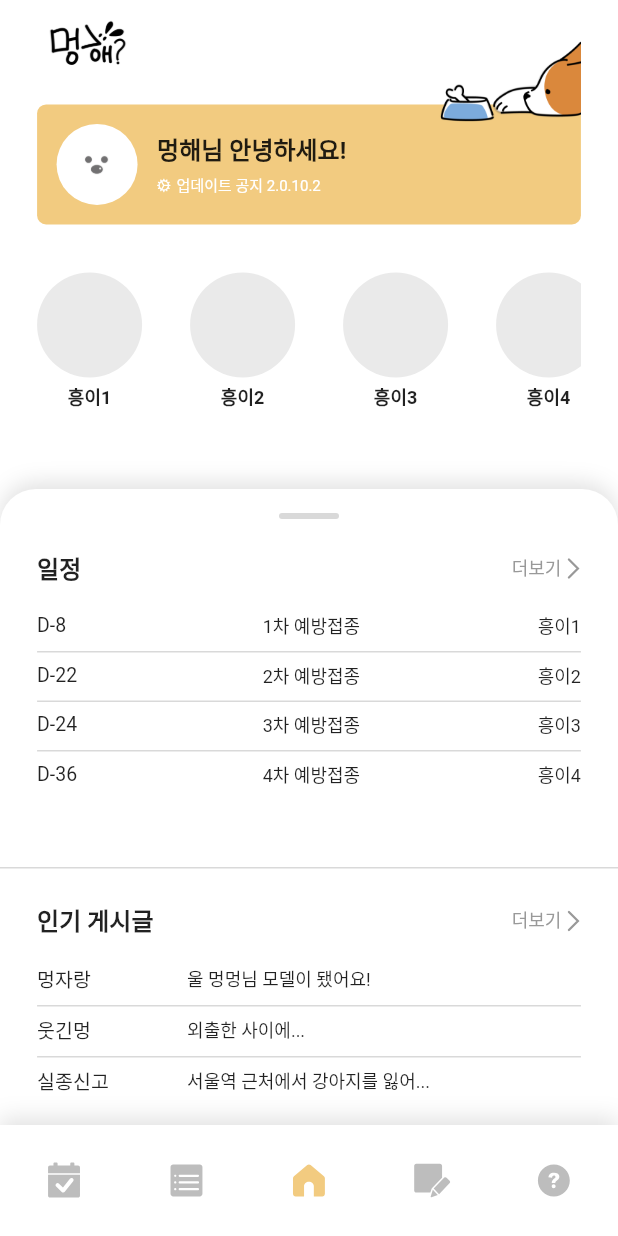
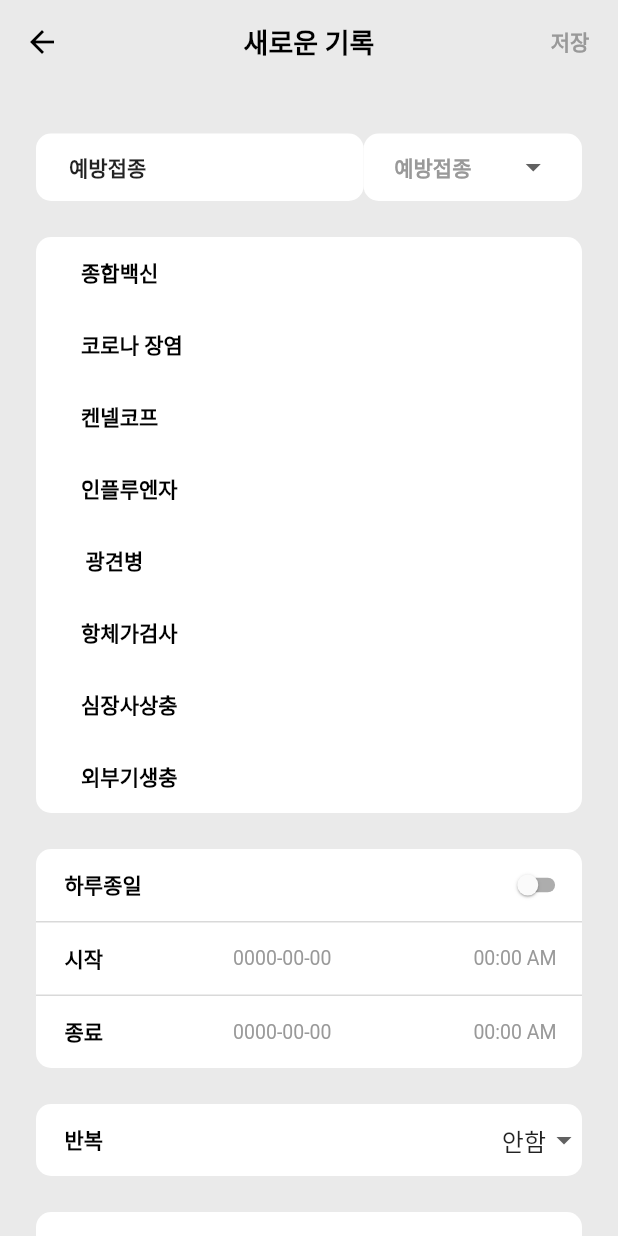
Before and after one commit to potato-club/meonghae_front, a Flutter app: the screen it shows after launch, on a phone screen of 412 x 824 dp. Run offline on Flutter 3.47's test engine with Material 2 defaults, Android fonts, the phone set to English and light mode, and no system bars; our stand-ins replace carousel_slider, flutter_svg, image_picker, table_calendar, video_player; missing offline and left inert: kakao_flutter_sdk_user.

Commit message:
feat. calender_info_screen 퍼블리싱 구현 #25

```diff
--- a/lib/main.dart
+++ b/lib/main.dart
@@ -2,7 +2,7 @@ import 'package:flutter/material.dart';
 import 'package:intl/date_symbol_data_local.dart';
 import 'package:kakao_flutter_sdk_user/kakao_flutter_sdk_user.dart';
 import 'package:flutter/services.dart';
-import 'package:meonghae_front/screens/main_screen.dart';
+import 'package:meonghae_front/screens/calendar_info_screen.dart';
 
 void main() async {
   // 카카오 앱의 클라이언트 ID를 설정
@@ -26,7 +26,7 @@ class MyApp extends StatelessWidget {
     return const MaterialApp(
       locale: Locale('ko', 'KR'),
       title: 'Meonghae?',
-      home: MainScreen(),
+      home: CalenderInfoScreen(),
     );
   }
 }
--- /dev/null
+++ b/lib/screens/calendar_info_screen.dart
@@ -0,0 +1,546 @@
+import 'package:flutter/material.dart';
+import 'package:meonghae_front/themes/customColor.dart';
+import 'package:intl/intl.dart';
+
+class CalenderInfoScreen extends StatefulWidget {
+  const CalenderInfoScreen({super.key});
+
+  @override
+  State<CalenderInfoScreen> createState() => _CalenderInfoScreenState();
+}
+
+class _CalenderInfoScreenState extends State<CalenderInfoScreen> {
+  List<String> textButtonData = [
+    '종합백신',
+    '코로나 장염',
+    '켄넬코프',
+    '인플루엔자',
+    '광견병 ',
+    '항체가검사',
+    '심장사상충',
+    '외부기생충',
+  ];
+  int selectedIndex = -1;
+
+  List<String> dropdownList = ['예방접종', '구충제 바르기', '건강검진', '기타'];
+  String selectedDropdown = '예방접종';
+
+  List<String> repeatList = ['안함', '1번', '2번'];
+  String selectedRepeatList = '안함';
+
+  List<String> informList = ['안함', '1번', '2번'];
+  String selectedInformList = '안함';
+
+  bool _isAlways = false;
+  DateTime? _selectedStartDate;
+  DateTime? _selectedFinishDate;
+
+  void _selectStartDate(BuildContext context) async {
+    final DateTime? pickedDate = await showDatePicker(
+      context: context,
+      initialDate: DateTime.now(),
+      firstDate: DateTime(2000),
+      lastDate: DateTime(2100),
+    );
+
+    if (pickedDate != null) {
+      setState(() {
+        _selectedStartDate = pickedDate;
+      });
+    }
+  }
+
+  void _selectFinishDate(BuildContext context) async {
+    final DateTime? pickedDate = await showDatePicker(
+      context: context,
+      initialDate: DateTime.now(),
+      firstDate: DateTime(2000),
+      lastDate: DateTime(2100),
+    );
+
+    if (pickedDate != null) {
+      setState(() {
+        _selectedFinishDate = pickedDate;
+      });
+    }
+  }
+
+  TimeOfDay? _selectedStartTime;
+  TimeOfDay? _selectedFinishTime;
+
+  Future<void> _selectStartTime(BuildContext context) async {
+    print(_textEditingController.text);
+
+    final TimeOfDay? pickedTime = await showTimePicker(
+      context: context,
+      initialTime: TimeOfDay.now(),
+    );
+
+    if (pickedTime != null) {
+      setState(() {
+        _selectedStartTime = pickedTime;
+      });
+    }
+  }
+
+  Future<void> _selectFinishTime(BuildContext context) async {
+    final TimeOfDay? pickedTime = await showTimePicker(
+      context: context,
+      initialTime: TimeOfDay.now(),
+    );
+
+    if (pickedTime != null) {
+      setState(() {
+        _selectedFinishTime = pickedTime;
+      });
+    }
+  }
+
+  final TextEditingController _textEditingController = TextEditingController();
+
+  @override
+  Widget build(BuildContext context) {
+    return Scaffold(
+      backgroundColor: CustomColor.ivoey2,
+      appBar: AppBar(
+        elevation: 0,
+        backgroundColor: CustomColor.ivoey2,
+        centerTitle: true,
+        leading: IconButton(
+          icon: const Icon(Icons.arrow_back),
+          color: CustomColor.black1,
+          onPressed: () {},
+        ),
+        title: const Text(
+          '새로운 기록',
+          style: TextStyle(
+            color: CustomColor.black1,
+            fontSize: 18,
+            fontWeight: FontWeight.w700,
+          ),
+        ),
+        actions: [
+          TextButton(
+            child: const Text(
+              '저장',
+              style: TextStyle(
+                  color: CustomColor.gray,
+                  fontSize: 14,
+                  fontWeight: FontWeight.w700),
+            ),
+            onPressed: () {},
+          ),
+        ],
+      ),
+      body: Padding(
+        padding: const EdgeInsets.symmetric(horizontal: 24),
+        child: SingleChildScrollView(
+          child: Column(
+            children: [
+              const SizedBox(
+                height: 33,
+              ),
+              Row(
+                mainAxisAlignment: MainAxisAlignment.spaceBetween,
+                children: [
+                  Expanded(
+                    flex: 6,
+                    child: Container(
+                      height: 45,
+                      decoration: BoxDecoration(
+                        color: Colors.white,
+                        borderRadius: BorderRadius.circular(10),
+                      ),
+                      child: Align(
+                        alignment: Alignment.centerLeft,
+                        child: Padding(
+                          padding: const EdgeInsets.only(left: 22),
+                          child: Text(
+                            selectedDropdown,
+                            style: const TextStyle(
+                              fontSize: 14,
+                              fontWeight: FontWeight.w700,
+                            ),
+                          ),
+                        ),
+                      ),
+                    ),
+                  ),
+                  Flexible(
+                    flex: 4,
+                    child: Container(
+                      height: 45,
+                      decoration: BoxDecoration(
+                        color: Colors.white,
+                        borderRadius: BorderRadius.circular(10),
+                      ),
+                      child: Center(
+                        child: DropdownButton(
+                          value: selectedDropdown,
+                          underline: Container(),
+                          items: dropdownList.map((String item) {
+                            return DropdownMenuItem<String>(
+                              value: item,
+                              child: Text(
+                                item,
+                                style: const TextStyle(
+                                  fontSize: 14,
+                                  fontWeight: FontWeight.w700,
+                                  color: CustomColor.gray,
+                                ),
+                              ),
+                            );
+                          }).toList(),
+                          onChanged: (dynamic value) {
+                            setState(() {
+                              selectedDropdown = value;
+                            });
+                          },
+                        ),
+                      ),
+                    ),
+                  )
+                ],
+              ),
+              const SizedBox(
+                height: 24,
+              ),
+              Container(
+                decoration: BoxDecoration(
+                  color: CustomColor.white,
+                  borderRadius: BorderRadius.circular(10),
+                ),
+                child: Row(
+                  children: [
+                    Padding(
+                      padding: const EdgeInsets.only(left: 22),
+                      child: Column(
+                        crossAxisAlignment: CrossAxisAlignment.start,
+                        children: [
+                          for (int index = 0;
+                              index < textButtonData.length;
+                              index++)
+                            TextButton(
+                              onPressed: () {
+                                setState(() {
+                                  if (selectedIndex == index) {
+                                    selectedIndex = -1;
+                                  } else {
+                                    selectedIndex = index;
+                                  }
+                                });
+                              },
+                              style: ButtonStyle(
+                                foregroundColor:
+                                    MaterialStateProperty.resolveWith<Color>(
+                                  (states) {
+                                    if (states
+                                            .contains(MaterialState.pressed) ||
+                                        selectedIndex == index) {
+                                      return Colors.red;
+                                    }
+                                    return CustomColor.black1;
+                                  },
+                                ),
+                              ),
+                              child: Text(
+                                textButtonData[index],
+                                style: const TextStyle(
+                                  fontSize: 14,
+                                  fontWeight: FontWeight.w700,
+                                ),
+                              ),
+                            ),
+                        ],
+                      ),
+                    ),
+                  ],
+                ),
+              ),
+              const SizedBox(
+                height: 24,
+              ),
+              Container(
+                decoration: BoxDecoration(
+                  color: CustomColor.white,
+                  borderRadius: BorderRadius.circular(10),
+                ),
+                child: Column(
+                  children: [
+                    Container(
+                      decoration: const BoxDecoration(
+                        border: Border(
+                          bottom: BorderSide(
+                            color: CustomColor.lightGray1,
+                            width: 1.0,
+                          ),
+                        ),
+                      ),
+                      child: Padding(
+                        padding: const EdgeInsets.only(
+                          left: 19,
+                        ),
+                        child: Row(
+                          crossAxisAlignment: CrossAxisAlignment.center,
+                          mainAxisAlignment: MainAxisAlignment.spaceBetween,
+                          children: [
+                            const Text(
+                              '하루종일',
+                              style: TextStyle(
+                                fontSize: 14,
+                                fontWeight: FontWeight.w700,
+                                color: CustomColor.black1,
+                              ),
+                            ),
+                            Transform.scale(
+                              scale: 0.7,
+                              child: Switch(
+                                value: _isAlways,
+                                onChanged: (bool newValue) {
+                                  setState(() {
+                                    _isAlways = newValue;
+                                  });
+                                },
+                              ),
+                            ),
+                          ],
+                        ),
+                      ),
+                    ),
+                    Container(
+                      decoration: const BoxDecoration(
+                        border: Border(
+                          bottom: BorderSide(
+                            color: CustomColor.lightGray1,
+                            width: 1.0,
+                          ),
+                        ),
+                      ),
+                      child: Padding(
+                        padding: const EdgeInsets.only(
+                          left: 19,
+                          right: 9,
+                        ),
+                        child: Row(
+                          mainAxisAlignment: MainAxisAlignment.spaceBetween,
+                          children: [
+                            const Text(
+                              '시작',
+                              style: TextStyle(
+                                fontSize: 14,
+                                fontWeight: FontWeight.w700,
+                                color: CustomColor.black1,
+                              ),
+                            ),
+                            TextButton(
+                              onPressed: () {
+                                _selectStartDate(context);
+                              },
+                              child: Text(
+                                _selectedStartDate != null
+                                    ? DateFormat('yyyy-MM-dd')
+                                        .format(_selectedStartDate!)
+                                    : '0000-00-00',
+                                style: const TextStyle(
+                                  fontSize: 13,
+                                  fontWeight: FontWeight.w400,
+                                  color: CustomColor.gray,
+                                ),
+                              ),
+                            ),
+                            TextButton(
+                              onPressed: () {
+                                _selectStartTime(context);
+                              },
+                              child: Text(
+                                _selectedStartTime != null
+                                    ? _selectedStartTime!.format(context)
+                                    : '00:00 AM',
+                                style: const TextStyle(
+                                  fontSize: 13,
+                                  fontWeight: FontWeight.w400,
+                                  color: CustomColor.gray,
+                                ),
+                              ),
+                            ),
+                          ],
+                        ),
+                      ),
+                    ),
+                    Padding(
+                      padding: const EdgeInsets.only(
+                        left: 19,
+                        right: 9,
+                      ),
+                      child: Row(
+                        mainAxisAlignment: MainAxisAlignment.spaceBetween,
+                        children: [
+                          const Text(
+                            '종료',
+                            style: TextStyle(
+                              fontSize: 14,
+                              fontWeight: FontWeight.w700,
+                              color: CustomColor.black1,
+                            ),
+                          ),
+                          TextButton(
+                            onPressed: () {
+                              _selectFinishDate(context);
+                            },
+                            child: Text(
+                              _selectedFinishDate != null
+                                  ? DateFormat('yyyy-MM-dd')
+                                      .format(_selectedFinishDate!)
+                                  : '0000-00-00',
+                              style: const TextStyle(
+                                fontSize: 13,
+                                fontWeight: FontWeight.w400,
+                                color: CustomColor.gray,
+                              ),
+                            ),
+                          ),
+                          TextButton(
+                            onPressed: () {
+                              _selectFinishTime(context);
+                            },
+                            child: Text(
+                              _selectedFinishTime != null
+                                  ? _selectedFinishTime!.format(context)
+                                  : '00:00 AM',
+                              style: const TextStyle(
+                                fontSize: 13,
+                                fontWeight: FontWeight.w400,
+                                color: CustomColor.gray,
+                              ),
+                            ),
+                          ),
+                        ],
+                      ),
+                    ),
+                  ],
+                ),
+              ),
+              const SizedBox(
+                height: 24,
+              ),
+              Container(
+                decoration: BoxDecoration(
+                  color: CustomColor.white,
+                  borderRadius: BorderRadius.circular(10),
+                ),
+                child: Padding(
+                  padding: const EdgeInsets.only(
+                    left: 19,
+                  ),
+                  child: Row(
+                    crossAxisAlignment: CrossAxisAlignment.center,
+                    mainAxisAlignment: MainAxisAlignment.spaceBetween,
+                    children: [
+                      const Text(
+                        '반복',
+                        style: TextStyle(
+                          fontSize: 14,
+                          fontWeight: FontWeight.w700,
+                          color: CustomColor.black1,
+                        ),
+                      ),
+                      DropdownButton(
+                        value: selectedRepeatList,
+                        items: repeatList.map((String item) {
+                          return DropdownMenuItem<String>(
+                            value: item,
+                            child: Text(item),
+                          );
+                        }).toList(),
+                        underline: Container(),
+                        onChanged: (dynamic value) {
+                          setState(() {
+                            selectedRepeatList = value;
+                          });
+                        },
+                      ),
+                    ],
+                  ),
+                ),
+              ),
+              const SizedBox(
+                height: 24,
+              ),
+              Container(
+                decoration: BoxDecoration(
+                  color: CustomColor.white,
+                  borderRadius: BorderRadius.circular(10),
+                ),
+                child: Padding(
+                  padding: const EdgeInsets.only(
+                    left: 19,
+                  ),
+                  child: Row(
+                    crossAxisAlignment: CrossAxisAlignment.center,
+                    mainAxisAlignment: MainAxisAlignment.spaceBetween,
+                    children: [
+                      const Text(
+                        '알림',
+                        style: TextStyle(
+                          fontSize: 14,
+                          fontWeight: FontWeight.w700,
+                          color: CustomColor.black1,
+                        ),
+                      ),
+                      DropdownButton(
+                        value: selectedInformList,
+                        items: informList.map((String item) {
+                          return DropdownMenuItem<String>(
+                            value: item,
+                            child: Text(item),
+                          );
+                        }).toList(),
+                        underline: Container(),
+                        onChanged: (dynamic value) {
+                          setState(() {
+                            selectedInformList = value;
+                          });
+                        },
+                      ),
+                    ],
+                  ),
+                ),
+              ),
+              const SizedBox(
+                height: 24,
+              ),
+              Container(
+                height: 376,
+                color: CustomColor.white,
+                child: Padding(
+                  padding: const EdgeInsets.only(left: 22, right: 22),
+                  child: TextField(
+                    controller: _textEditingController,
+                    style: const TextStyle(
+                      color: CustomColor.black1,
+                      fontWeight: FontWeight.w700,
+                      fontSize: 14,
+                    ),
+                    maxLines: null,
+                    decoration: const InputDecoration(
+                      labelText: '메모',
+                      labelStyle: TextStyle(
+                        color: Colors.black,
+                        fontSize: 14,
+                      ),
+                      border: InputBorder.none,
+                      focusedBorder: InputBorder.none,
+                    ),
+                  ),
+                ),
+              ),
+              const SizedBox(
+                height: 150,
+              )
+            ],
+          ),
+        ),
+      ),
+    );
+  }
+}
```
Also changed, not shown: pubspec.lock (added).
